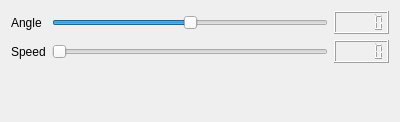
ordovician/LusionEngine, file Forms/MainForm.ui: the form before one commit.
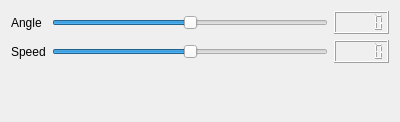
The form after the commit.

```diff
--- a/Forms/MainForm.ui
+++ b/Forms/MainForm.ui
@@ -32,6 +32,9 @@
      </item>
      <item row="1" column="1">
       <widget class="QSlider" name="speedSlider">
+       <property name="minimum">
+        <number>-20</number>
+       </property>
        <property name="maximum">
         <number>20</number>
        </property>
```
